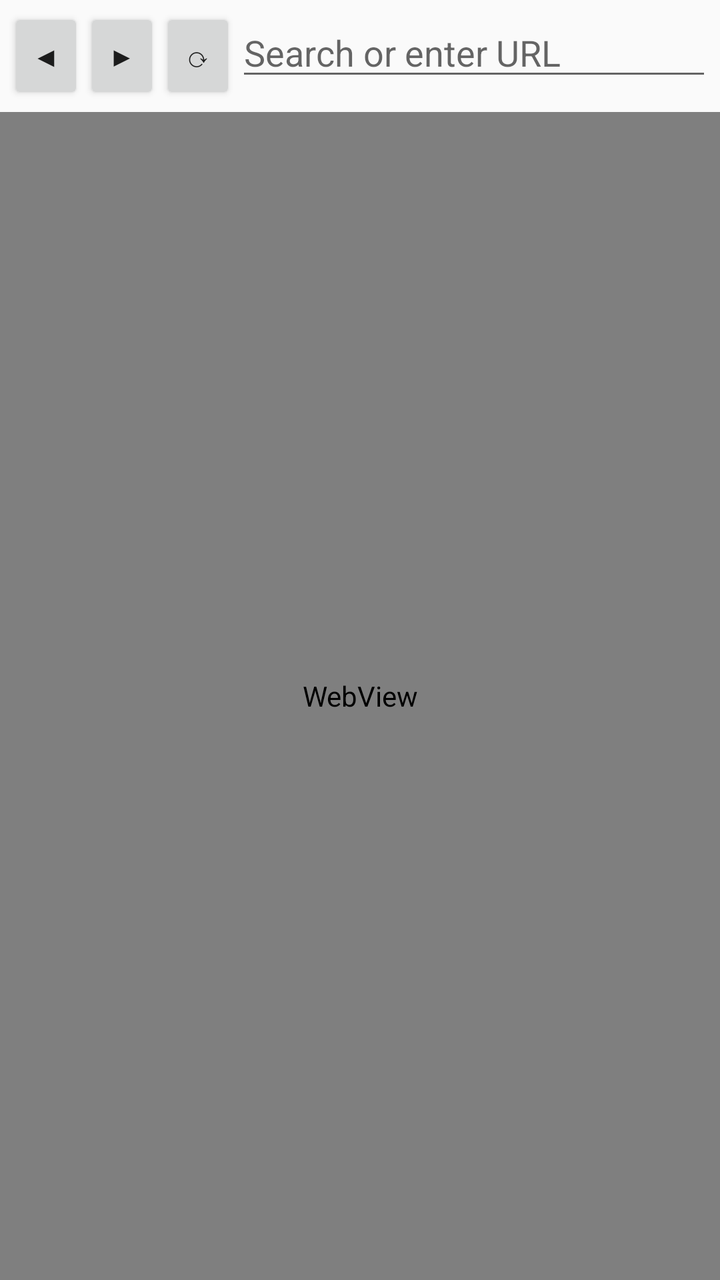
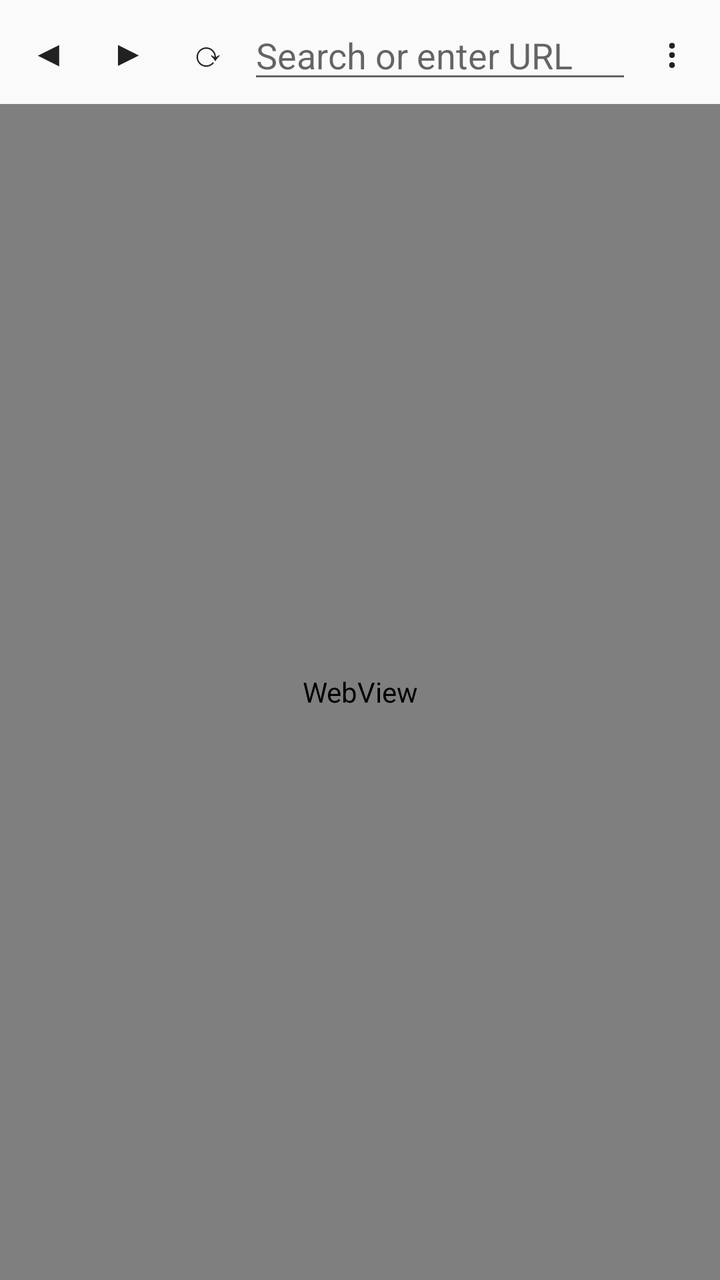

Before-and-after screenshots of an Android layout around one commit, followed by the original layout XML and the change that was made.
<!-- AndroidManifest.xml: application theme Theme.Browser -->
<!-- res/layout/activity_main.xml -->
<?xml version="1.0" encoding="utf-8"?>
<LinearLayout xmlns:android="http://schemas.android.com/apk/res/android"
    android:layout_width="match_parent"
    android:layout_height="match_parent"
    android:orientation="vertical">

    <LinearLayout
        android:layout_width="match_parent"
        android:layout_height="wrap_content"
        android:orientation="horizontal"
        android:padding="4dp">

        <Button
            android:id="@+id/btnBack"
            android:layout_width="wrap_content"
            android:layout_height="wrap_content"
            android:minWidth="0dp"
            android:text="◀" />

        <Button
            android:id="@+id/btnForward"
            android:layout_width="wrap_content"
            android:layout_height="wrap_content"
            android:minWidth="0dp"
            android:text="▶" />

        <Button
            android:id="@+id/btnReload"
            android:layout_width="wrap_content"
            android:layout_height="wrap_content"
            android:minWidth="0dp"
            android:text="⟳" />

        <EditText
            android:id="@+id/urlBar"
            android:layout_width="0dp"
            android:layout_height="wrap_content"
            android:layout_weight="1"
            android:hint="Search or enter URL"
            android:imeOptions="actionGo"
            android:inputType="textUri"
            android:selectAllOnFocus="true"
            android:maxLines="1"
            android:singleLine="true" />
    </LinearLayout>

    <ProgressBar
        android:id="@+id/progress"
        style="?android:attr/progressBarStyleHorizontal"
        android:layout_width="match_parent"
        android:layout_height="3dp"
        android:max="100"
        android:visibility="gone" />

    <WebView
        android:id="@+id/webView"
        android:layout_width="match_parent"
        android:layout_height="0dp"
        android:layout_weight="1" />
</LinearLayout>
<!-- resources referenced by this layout -->
<resources>
  <style name="Theme.Browser" parent="@android:style/Theme.Material.Light.NoActionBar" />
</resources>

<!-- the commit's change to res/layout/activity_main.xml (unified diff, before → after) -->
@@ -7,29 +7,42 @@
     <LinearLayout
         android:layout_width="match_parent"
         android:layout_height="wrap_content"
+        android:gravity="center_vertical"
         android:orientation="horizontal"
         android:padding="4dp">
 
         <Button
             android:id="@+id/btnBack"
-            android:layout_width="wrap_content"
-            android:layout_height="wrap_content"
+            style="?android:attr/borderlessButtonStyle"
+            android:layout_width="40dp"
+            android:layout_height="44dp"
             android:minWidth="0dp"
-            android:text="◀" />
+            android:minHeight="0dp"
+            android:padding="0dp"
+            android:text="◀"
+            android:textSize="18sp" />
 
         <Button
             android:id="@+id/btnForward"
-            android:layout_width="wrap_content"
-            android:layout_height="wrap_content"
+            style="?android:attr/borderlessButtonStyle"
+            android:layout_width="40dp"
+            android:layout_height="44dp"
             android:minWidth="0dp"
-            android:text="▶" />
+            android:minHeight="0dp"
+            android:padding="0dp"
+            android:text="▶"
+            android:textSize="18sp" />
 
         <Button
             android:id="@+id/btnReload"
-            android:layout_width="wrap_content"
-            android:layout_height="wrap_content"
+            style="?android:attr/borderlessButtonStyle"
+            android:layout_width="40dp"
+            android:layout_height="44dp"
             android:minWidth="0dp"
-            android:text="⟳" />
+            android:minHeight="0dp"
+            android:padding="0dp"
+            android:text="⟳"
+            android:textSize="18sp" />
 
         <EditText
             android:id="@+id/urlBar"
@@ -42,6 +55,17 @@
             android:selectAllOnFocus="true"
             android:maxLines="1"
             android:singleLine="true" />
+
+        <Button
+            android:id="@+id/btnMenu"
+            style="?android:attr/borderlessButtonStyle"
+            android:layout_width="40dp"
+            android:layout_height="44dp"
+            android:minWidth="0dp"
+            android:minHeight="0dp"
+            android:padding="0dp"
+            android:text="⋮"
+            android:textSize="20sp" />
     </LinearLayout>
 
     <ProgressBar
@@ -52,9 +76,56 @@
         android:max="100"
         android:visibility="gone" />
 
-    <WebView
-        android:id="@+id/webView"
+    <FrameLayout
         android:layout_width="match_parent"
         android:layout_height="0dp"
-        android:layout_weight="1" />
+        android:layout_weight="1">
+
+        <WebView
+            android:id="@+id/webView"
+            android:layout_width="match_parent"
+            android:layout_height="match_parent" />
+
+        <LinearLayout
+            android:id="@+id/banner"
+            android:layout_width="match_parent"
+            android:layout_height="wrap_content"
+            android:layout_gravity="top"
+            android:layout_margin="8dp"
+            android:background="#FF263238"
+            android:elevation="8dp"
+            android:orientation="vertical"
+            android:padding="12dp"
+            android:visibility="gone">
+
+            <TextView
+                android:id="@+id/bannerText"
+                android:layout_width="match_parent"
+                android:layout_height="wrap_content"
+                android:ellipsize="end"
+                android:maxLines="3"
+                android:textColor="#FFFFFFFF"
+                android:textSize="14sp" />
+
+            <LinearLayout
+                android:layout_width="match_parent"
+                android:layout_height="wrap_content"
+                android:layout_marginTop="8dp"
+                android:gravity="end"
+                android:orientation="horizontal">
+
+                <Button
+                    android:id="@+id/bannerStay"
+                    android:layout_width="wrap_content"
+                    android:layout_height="wrap_content"
+                    android:text="Stay here" />
+
+                <Button
+                    android:id="@+id/bannerOpen"
+                    android:layout_width="wrap_content"
+                    android:layout_height="wrap_content"
+                    android:text="Open" />
+            </LinearLayout>
+        </LinearLayout>
+    </FrameLayout>
 </LinearLayout>
